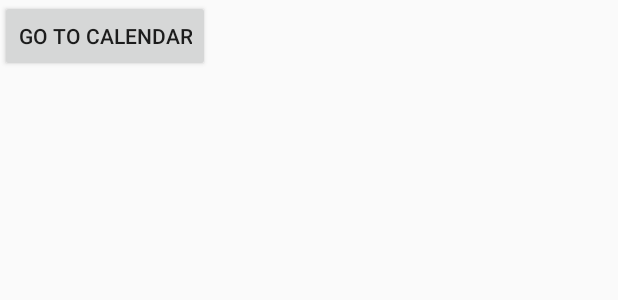
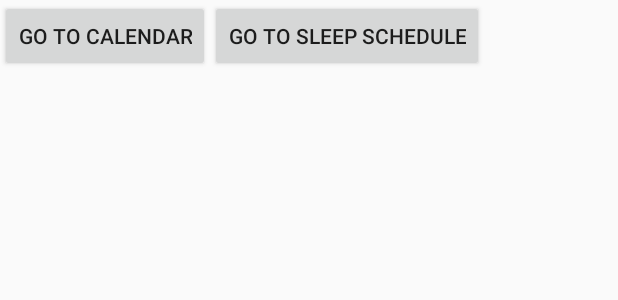
Before and after one commit to iluvyw/CS426-SleepSchedule, an Android app: the layout activity_main.xml on its own in the app's theme, with its tools: preview values and no code run, on a phone screen of 412 x 824 dp. Shown: the top 300 px of the screen. Run offline under Robolectric (Android 15) with nearby library versions, the phone set to English and light mode, and no system bars.

Commit message:
Fix some errors

```diff
--- a/app/src/main/AndroidManifest.xml
+++ b/app/src/main/AndroidManifest.xml
@@ -19,6 +19,7 @@
             </intent-filter>
         </activity>
         <activity android:name=".CalendarActivity"/>
+        <activity android:name=".SleepHourActivity"/>
     </application>
 
 </manifest>
--- a/app/src/main/java/com/example/sleepschedule/MainActivity.kt
+++ b/app/src/main/java/com/example/sleepschedule/MainActivity.kt
@@ -27,5 +27,9 @@ class MainActivity : AppCompatActivity(),setValue,getValue {
             val intent = Intent(this,CalendarActivity::class.java)
             startActivity(intent)
         }
+        btSleepSchedule.setOnClickListener{
+            val intent = Intent(this,SleepHourActivity::class.java)
+            startActivity(intent)
+        }
     }
 }
--- a/app/src/main/res/layout/activity_main.xml
+++ b/app/src/main/res/layout/activity_main.xml
@@ -12,4 +12,10 @@
         android:text="Go to calendar"
         android:id="@+id/btCalendar"/>
 
+    <Button
+        android:layout_width="wrap_content"
+        android:layout_height="wrap_content"
+        android:text="Go to sleep schedule"
+        android:id="@+id/btSleepSchedule"/>
+
 </LinearLayout>
```
Also changed, not shown: app/src/main/res/values/strings.xml (+10 -0 lines).
